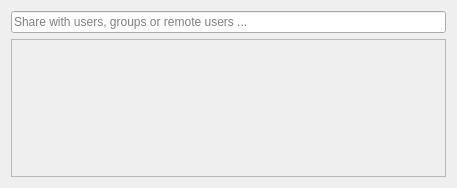
Qt form src/gui/shareusergroupwidget.ui (nextcloud/desktop) before a commit.
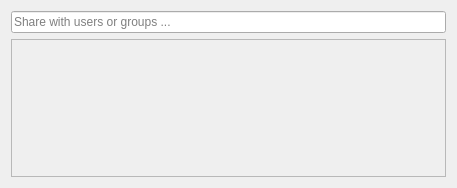
The same form after that commit.

Commit message: Sharing: Remove mentioning of remote users from dialog #4234

```diff
--- a/src/gui/shareusergroupwidget.ui
+++ b/src/gui/shareusergroupwidget.ui
@@ -17,7 +17,7 @@
    <item>
     <widget class="QLineEdit" name="shareeLineEdit">
      <property name="placeholderText">
-      <string>Share with users, groups or remote users ...</string>
+      <string>Share with users or groups ...</string>
      </property>
     </widget>
    </item>
```
